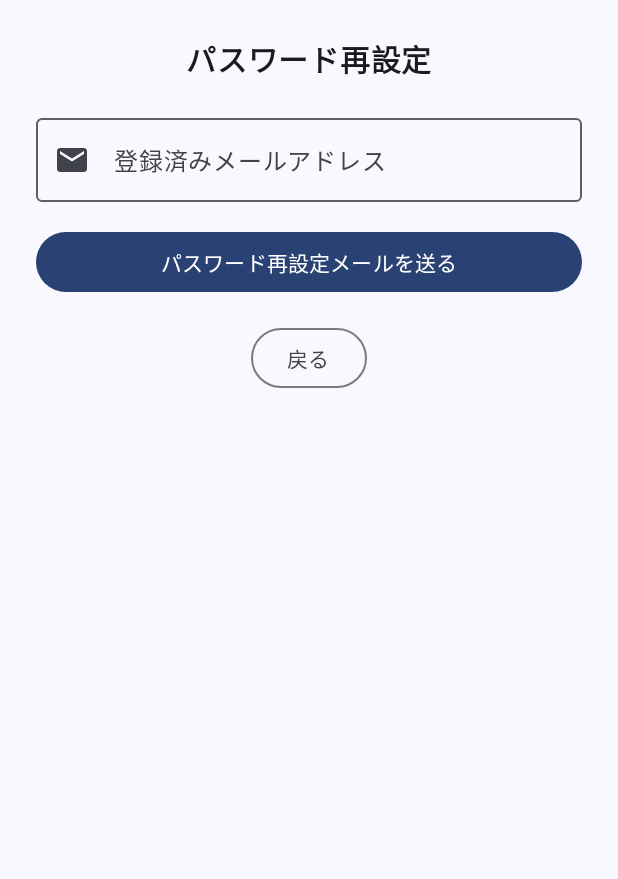
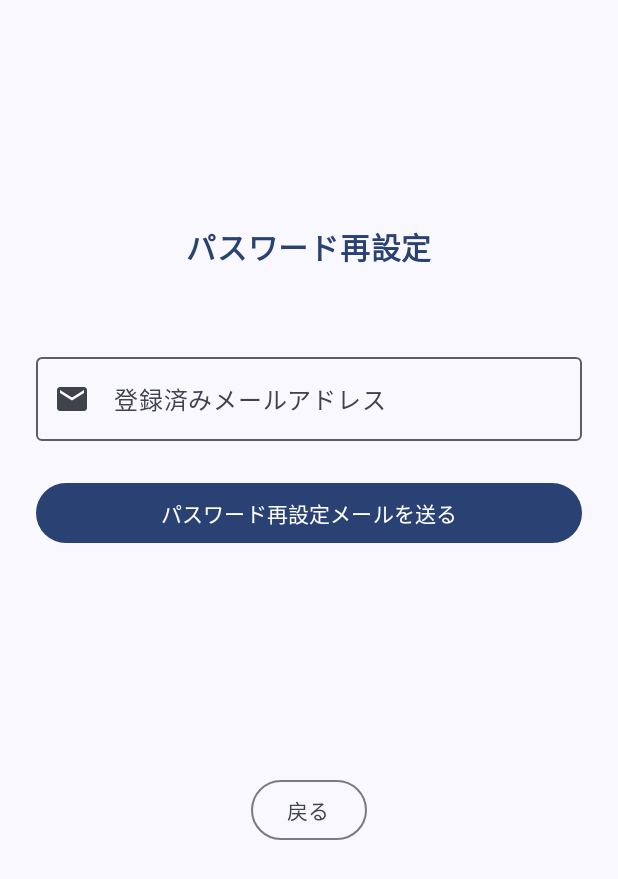
Before and after one commit to Aoi-N7/FergieTime, an Android app built with Jetpack Compose: the composable PasswordResetScreen shown on its own in the app's theme, on a phone screen of 412 x 824 dp. Shown: the top 879 px of the screen. Run offline under Robolectric (Android 15) with nearby library versions, the phone set to English and light mode, and no system bars; our stand-ins replace Firebase (no records; nobody signed in at launch, a user with empty details on screens opened directly).

Commit message:
ログイン系の修正 (n_a)

```diff
--- a/app/src/main/java/com/example/fergietime/PassReset.kt
+++ b/app/src/main/java/com/example/fergietime/PassReset.kt
@@ -11,33 +11,26 @@ import androidx.compose.ui.text.font.FontWeight
 import androidx.compose.ui.unit.dp
 import androidx.compose.ui.unit.sp
 import androidx.compose.ui.platform.LocalContext
-
 import com.google.firebase.auth.FirebaseAuth
 
 @Composable
 fun PasswordResetScreen(onBack: () -> Unit) {
-    // メールアドレスの状態を保持する変数
     var email by remember { mutableStateOf("") }
-
-    // メッセージを表示するための状態
     var message by remember { mutableStateOf<String?>(null) }
-
-    // コンテキストの取得（必要に応じて使用）
     val context = LocalContext.current
 
-    // 画面全体のレイアウト
+    Box(
+        modifier = Modifier.fillMaxSize()
+    ) {
         Column(
-        modifier = Modifier
-            .fillMaxSize()
-            .padding(24.dp),
+            modifier = Modifier.padding(24.dp),
             horizontalAlignment = Alignment.CenterHorizontally
         ) {
-        // タイトル表示
-        Text("パスワード再設定", fontSize = 20.sp, fontWeight = FontWeight.Bold)
+            Spacer(modifier = Modifier.height(125.dp))
+            Text("パスワード再設定", fontSize = 20.sp, fontWeight = FontWeight.Bold, color = MaterialTheme.colorScheme.primary)
 
-        Spacer(modifier = Modifier.height(16.dp))
+            Spacer(modifier = Modifier.height(50.dp))
 
-        // メールアドレス入力欄
             OutlinedTextField(
                 value = email,
                 onValueChange = { email = it },
@@ -46,46 +39,40 @@ fun PasswordResetScreen(onBack: () -> Unit) {
                 modifier = Modifier.fillMaxWidth()
             )
 
-        Spacer(modifier = Modifier.height(16.dp))
+            Spacer(modifier = Modifier.height(24.dp))
 
-        // 送信ボタン
             Button(
                 onClick = {
-                // 入力が空かチェック
                     if (email.isBlank()) {
                         message = "メールアドレスを入力してください。"
                     } else if (!android.util.Patterns.EMAIL_ADDRESS.matcher(email).matches()) {
-                    // メール形式チェック
                         message = "正しいメールアドレス形式で入力してください。"
                     } else {
-                    // Firebaseでパスワードリセットメール送信
                         FirebaseAuth.getInstance().sendPasswordResetEmail(email)
                             .addOnCompleteListener { task ->
-                            if (task.isSuccessful) {
-                                message = "再設定用メールを送信しました。"
+                                message = if (task.isSuccessful) {
+                                    "再設定用メールを送信しました。"
                                 } else {
-                                message = "エラーが発生しました。メールアドレスをご確認ください。"
+                                    "エラーが発生しました。メールアドレスをご確認ください。"
                                 }
                             }
                     }
                 },
                 modifier = Modifier.fillMaxWidth()
             ) {
-            // ボタンのラベル
                 Text("パスワード再設定メールを送る")
             }
 
-        // メッセージがあれば表示
             message?.let {
                 Spacer(modifier = Modifier.height(16.dp))
                 Text(it, color = MaterialTheme.colorScheme.primary)
             }
 
-        Spacer(modifier = Modifier.height(16.dp))
+            Spacer(modifier = Modifier.height(150.dp))
 
-        // 戻るボタン
             OutlinedButton(onClick = onBack) {
                 Text("戻る")
             }
         }
     }
+}
```
Also changed, not shown: app/src/main/java/com/example/fergietime/MainActivity.kt (+37 -11 lines), app/src/main/java/com/example/fergietime/RegisterScreen.kt (+11 -23 lines). Lines whose indentation alone changed are shown as unchanged.
